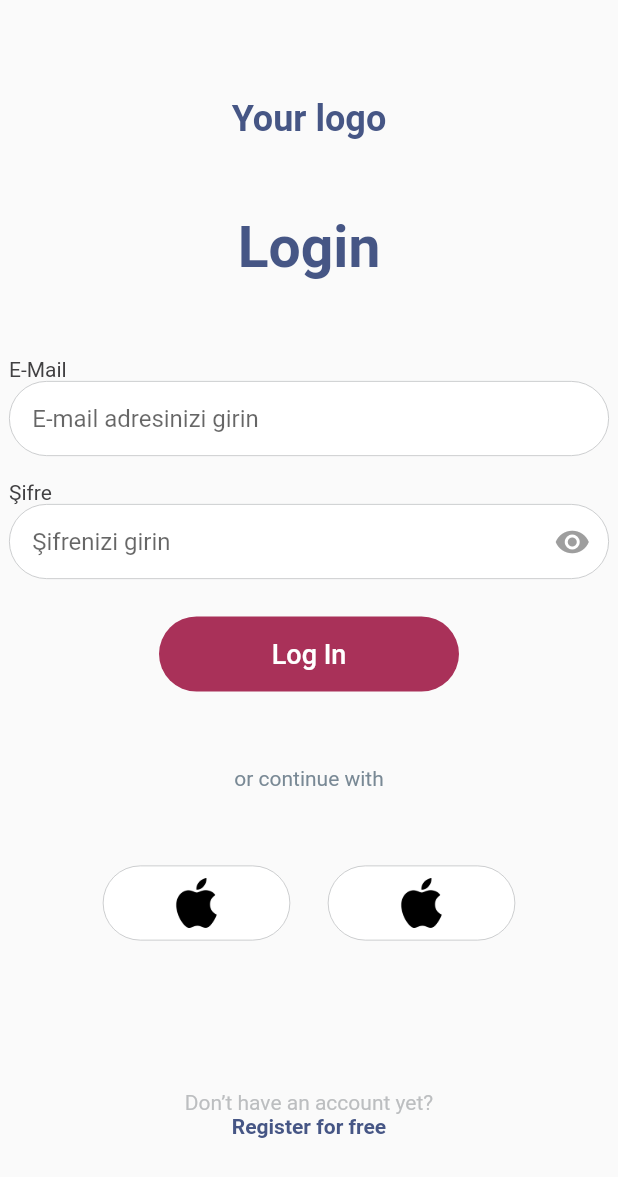
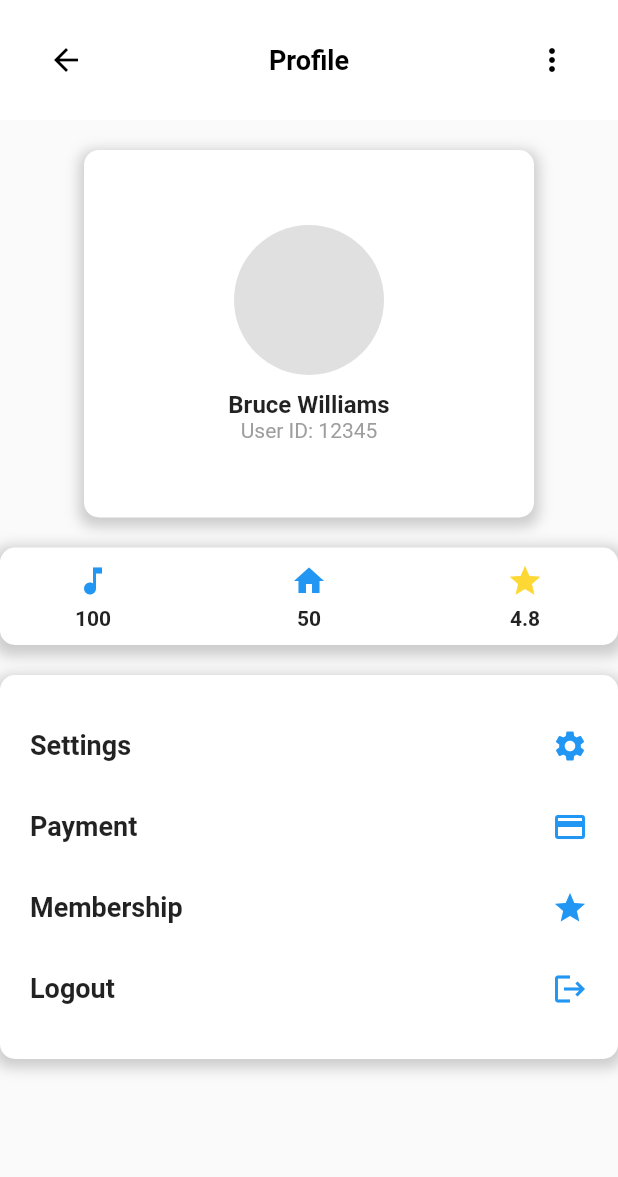
Before and after one commit to erkanrcelik/choosicbox, a Flutter app: the screen it shows after launch, on a phone screen of 412 x 824 dp. Shown: the top 1177 px of the screen. Run offline on Flutter 3.47's test engine with Material 2 defaults, Android fonts, the phone set to English and light mode, and no system bars; Roboto replaces fonts that are missing (Gilroy).

Commit message:
ana sayfa ve profil sayfasinin taslaklari yazildi..

```diff
--- a/lib/main.dart
+++ b/lib/main.dart
@@ -1,11 +1,13 @@
 import 'package:choosicbox/modules/Login/View/login.dart';
+import 'package:choosicbox/modules/Main/View/home.dart';
+import 'package:choosicbox/modules/Profile/View/profile.dart';
 
 import 'package:flutter/material.dart';
 
 import 'modules/Register/View/register.dart';
 
 void main() {
-  runApp(MyApp(registerScreen: RegisterScreen()));
+  runApp(MyApp(registerScreen: ProfileScreen()));
 }
 
 class MyApp extends StatelessWidget {
@@ -17,7 +19,7 @@ class MyApp extends StatelessWidget {
   @override
   Widget build(BuildContext context) {
     return MaterialApp(
-      home: LoginScreen(),
+      home: ProfileScreen(),
     );
   }
 }
--- /dev/null
+++ b/lib/modules/Main/View/home.dart
@@ -0,0 +1,441 @@
+import 'package:flutter/material.dart';
+
+class HomeScreen extends StatelessWidget {
+  const HomeScreen({Key? key}) : super(key: key);
+  @override
+  Widget build(BuildContext context) {
+    return MaterialApp(
+      home: Scaffold(
+        body: SingleChildScrollView(
+          child: Column(
+            children: [
+              SizedBox(height: 20),
+              locationSection,
+              SizedBox(height: 20),
+              searchSection,
+              SizedBox(height: 20),
+              menuSection,
+              SizedBox(height: 20),
+              nearFromYouSection,
+              SizedBox(height: 20),
+              SingleChildScrollView(
+                scrollDirection: Axis.horizontal,
+                child: storeSection,
+              ),
+              SizedBox(height: 20),
+              bestForYouSection,
+              SizedBox(height: 20),
+              additionalSection,
+            ],
+          ),
+        ),
+      ),
+    );
+  }
+}
+
+Widget locationSection = Container(
+  padding: const EdgeInsets.all(20),
+  child: Row(
+    children: [
+      Expanded(
+        child: Column(
+          crossAxisAlignment: CrossAxisAlignment.start,
+          children: [
+            Container(
+              padding: const EdgeInsets.only(bottom: 8),
+              child: const Text(
+                "Location",
+                style: TextStyle(
+                  fontWeight: FontWeight.bold,
+                ),
+              ),
+            ),
+            Row(
+              children: [
+                Text(
+                  "Current location",
+                  style: TextStyle(
+                    color: Colors.grey[500],
+                  ),
+                ),
+                SizedBox(width: 8),
+                Icon(
+                  Icons.arrow_downward,
+                  color: Colors.blue[500],
+                ),
+              ],
+            ),
+          ],
+        ),
+      ),
+      Spacer(), // Use Spacer to push the notifications icon to the end
+      Icon(
+        Icons.notifications,
+        color: Colors.blue[500],
+      ),
+    ],
+  ),
+);
+Widget searchSection = Container(
+  padding: const EdgeInsets.symmetric(horizontal: 5,vertical: 0),
+  child: Row(
+    children: [
+      Expanded(
+        child: TextField(
+          decoration: InputDecoration(
+            hintText: "Search address, or near you... ",
+            border: OutlineInputBorder(
+              borderRadius: BorderRadius.circular(30),
+            ),
+          ),
+        ),
+      ),
+      SizedBox(width: 8),
+      Icon(
+        Icons.settings,
+        color: Colors.blue[500],
+      ),
+    ],
+  ),
+);
+Widget menuSection = Container(
+  padding: const EdgeInsets.all(20),
+  height: 150, // Adjust the height as needed
+  child: ListView.builder(
+    scrollDirection: Axis.horizontal,
+    itemCount: 5, // Number of stores
+    itemBuilder: (context, index) {
+      return GestureDetector(
+        onTap: () {
+          // Handle the click action here
+        },
+        child: Container(
+          width: 100,
+          padding: const EdgeInsets.symmetric(horizontal: 10),
+          child: Column(
+            children: [
+              Container(
+                width: 80,
+                height: 80,
+                decoration: BoxDecoration(
+                  shape: BoxShape.circle,
+                  color: Colors.grey[300], // Placeholder color
+                ),
+                // You can add an Image widget here to display the store's image
+              ),
+              SizedBox(height: 10),
+              Text(
+                "Store Name",
+                style: TextStyle(
+                  fontWeight: FontWeight.bold,
+                ),
+              ),
+            ],
+          ),
+        ),
+      );
+    },
+  ),
+);
+Widget nearFromYouSection = Container(
+  padding: const EdgeInsets.all(10),
+  child: Row(
+    children: [
+      Expanded(
+        child: Column(
+          crossAxisAlignment: CrossAxisAlignment.start,
+          children: [
+            Container(
+              padding: const EdgeInsets.only(bottom: 8),
+              child: const Text(
+                "Near From You",
+                style: TextStyle(
+                  fontWeight: FontWeight.bold,
+                ),
+              ),
+            ),
+          ],
+        ),
+      ),
+      GestureDetector(
+        onTap: () {
+          // Handle the "See More" action
+        },
+        child: Container(
+          padding: const EdgeInsets.symmetric(horizontal: 10, vertical: 20),
+          child: const Text(
+            "See More",
+            style: TextStyle(
+              color: Colors.blue,
+            ),
+          ),
+        ),
+      ),
+    ],
+  ),
+);
+Widget storeSection = SingleChildScrollView(
+  scrollDirection: Axis.horizontal,
+  child: Container(
+    padding: const EdgeInsets.all(10),
+    child: Row(
+      children: [
+        for (int index = 0; index < 5; index++)
+          Container(
+            margin: const EdgeInsets.only(right: 10),
+            child: GestureDetector(
+              onTap: () {
+                // Handle card click action here
+              },
+              child: Card(
+                elevation: 3,
+                shape: RoundedRectangleBorder(
+                  borderRadius: BorderRadius.circular(10),
+                ),
+                child: Container(
+                  width: 150,
+                  height: 200,
+                  padding: const EdgeInsets.all(10),
+                  child: Column(
+                    crossAxisAlignment: CrossAxisAlignment.start,
+                    children: [
+                      Row(
+                        mainAxisAlignment: MainAxisAlignment.spaceBetween,
+                        children: [
+                          Text(
+                            "Store $index",
+                            style: const TextStyle(
+                              fontWeight: FontWeight.bold,
+                              fontSize: 16,
+                            ),
+                          ),
+                          Icon(
+                            Icons.location_on,
+                            color: Colors.blue[500],
+                          ),
+                        ],
+                      ),
+                      const Spacer(),
+                      Text(
+                        "Address or Description",
+                        style: TextStyle(
+                          color: Colors.grey[500],
+                        ),
+                      ),
+                    ],
+                  ),
+                ),
+              ),
+            ),
+          ),
+      ],
+    ),
+  ),
+);
+Widget bestForYouSection = Container(
+  padding: const EdgeInsets.all(10),
+  child: Row(
+    children: [
+      Expanded(
+        child: Column(
+          crossAxisAlignment: CrossAxisAlignment.start,
+          children: [
+            Container(
+              padding: const EdgeInsets.only(bottom: 8),
+              child: const Text(
+                "Best For You",
+                style: TextStyle(
+                  fontWeight: FontWeight.bold,
+                ),
+              ),
+            ),
+          ],
+        ),
+      ),
+      GestureDetector(
+        onTap: () {
+          // Handle the "See More" action
+        },
+        child: Container(
+          padding: const EdgeInsets.symmetric(horizontal: 10, vertical: 20),
+          child: const Text(
+            "See More",
+            style: TextStyle(
+              color: Colors.blue,
+            ),
+          ),
+        ),
+      ),
+    ],
+  ),
+);
+Widget additionalSection = Container(
+  padding: const EdgeInsets.all(10),
+  child: Column(
+    children: [
+      Row(
+        mainAxisAlignment: MainAxisAlignment.spaceBetween,
+        children: [
+          // First Container (Image Placeholder)
+          Container(
+            width: 80,
+            height: 80,
+            color: Colors.grey[300], // Placeholder color
+          ),
+          // Second Container (Store Name and Distance)
+          Container(
+            width: 200,
+            child: Column(
+              crossAxisAlignment: CrossAxisAlignment.start,
+              children: [
+                Text(
+                  "Store Name",
+                  style: TextStyle(
+                    fontWeight: FontWeight.bold,
+                  ),
+                ),
+                SizedBox(height: 5),
+                Row(
+                  children: [
+                    Text(
+                      "1.5 km", // You can replace this with actual distance
+                      style: TextStyle(
+                        color: Colors.grey[500],
+                      ),
+                    ),
+                    SizedBox(width: 5),
+                    Icon(
+                      Icons.location_on,
+                      color: Colors.blue[500],
+                      size: 18,
+                    ),
+                  ],
+                ),
+              ],
+            ),
+          ),
+          // Third Container (Star Icon)
+          Icon(
+            Icons.star,
+            color: Colors.yellow[600],
+          ),
+          // Fourth Container (Information Icon)
+          Icon(
+            Icons.info_outline,
+            color: Colors.blue[500],
+          ),
+        ],
+      ),
+      SizedBox(height: 10), // Add some spacing between rows
+      Row(
+        mainAxisAlignment: MainAxisAlignment.spaceBetween,
+        children: [
+          // First Container (Image Placeholder)
+          Container(
+            width: 80,
+            height: 80,
+            color: Colors.grey[300], // Placeholder color
+          ),
+          // Second Container (Store Name and Distance)
+          Container(
+            width: 200,
+            child: Column(
+              crossAxisAlignment: CrossAxisAlignment.start,
+              children: [
+                Text(
+                  "Store Name",
+                  style: TextStyle(
+                    fontWeight: FontWeight.bold,
+                  ),
+                ),
+                SizedBox(height: 5),
+                Row(
+                  children: [
+                    Text(
+                      "1.5 km", // You can replace this with actual distance
+                      style: TextStyle(
+                        color: Colors.grey[500],
+                      ),
+                    ),
+                    SizedBox(width: 5),
+                    Icon(
+                      Icons.location_on,
+                      color: Colors.blue[500],
+                      size: 18,
+                    ),
+                  ],
+                ),
+              ],
+            ),
+          ),
+          // Third Container (Star Icon)
+          Icon(
+            Icons.star,
+            color: Colors.yellow[600],
+          ),
+          // Fourth Container (Information Icon)
+          Icon(
+            Icons.info_outline,
+            color: Colors.blue[500],
+          ),
+        ],
+      ), Row(
+        mainAxisAlignment: MainAxisAlignment.spaceBetween,
+        children: [
+          // First Container (Image Placeholder)
+          Container(
+            width: 80,
+            height: 80,
+            color: Colors.grey[300], // Placeholder color
+          ),
+          // Second Container (Store Name and Distance)
+          Container(
+            width: 200,
+            child: Column(
+              crossAxisAlignment: CrossAxisAlignment.start,
+              children: [
+                Text(
+                  "Store Name",
+                  style: TextStyle(
+                    fontWeight: FontWeight.bold,
+                  ),
+                ),
+                SizedBox(height: 5),
+                Row(
+                  children: [
+                    Text(
+                      "1.5 km", // You can replace this with actual distance
+                      style: TextStyle(
+                        color: Colors.grey[500],
+                      ),
+                    ),
+                    SizedBox(width: 5),
+                    Icon(
+                      Icons.location_on,
+                      color: Colors.blue[500],
+                      size: 18,
+                    ),
+                  ],
+                ),
+              ],
+            ),
+          ),
+          // Third Container (Star Icon)
+          Icon(
+            Icons.star,
+            color: Colors.yellow[600],
+          ),
+          // Fourth Container (Information Icon)
+          Icon(
+            Icons.info_outline,
+            color: Colors.blue[500],
+          ),
+        ],
+      ),
+      // Repeat the above Row for a total of 5 rows
+      // You can copy and paste the Row code here to create more rows
+
+    ],
+  ),
+);
--- /dev/null
+++ b/lib/modules/Profile/View/profile.dart
@@ -0,0 +1,250 @@
+import 'package:flutter/cupertino.dart';
+import 'package:flutter/material.dart';
+
+class ProfileScreen extends StatelessWidget {
+  @override
+  Widget build(BuildContext context) {
+    return const Scaffold(
+      appBar: PreferredSize(
+        preferredSize: Size.fromHeight(80.0),
+        child: CustomAppBar(),
+      ),
+      body: SingleChildScrollView(
+        child: Column(
+          children: [
+            SizedBox(height: 20),
+            CustomProfileInfo(),
+            SizedBox(height: 20),
+            CustomStatistics(),
+            SizedBox(height: 20),
+            CustomOptionsContainer()
+            // Add more containers or widgets as needed
+          ],
+        ),
+      ),
+    );
+  }
+}
+
+class CustomAppBar extends StatelessWidget {
+  const CustomAppBar({super.key});
+
+  @override
+  Widget build(BuildContext context) {
+    return Container(
+      padding: const EdgeInsets.all(20),
+      color: Colors.white,
+      child: Row(
+        mainAxisAlignment: MainAxisAlignment.spaceBetween,
+        children: [
+          IconButton(
+            onPressed: () {
+              Navigator.pop(context);
+            },
+            icon: Icon(Icons.arrow_back, color: Colors.black),
+          ),
+          Text(
+            'Profile',
+            style: TextStyle(
+              color: Colors.black,
+              fontWeight: FontWeight.bold,
+              fontSize: 18,
+            ),
+          ),
+          IconButton(
+            onPressed: () {
+              // Handle settings action
+            },
+            icon: Icon(Icons.more_vert, color: Colors.black),
+          ),
+        ],
+      ),
+    );
+  }
+}
+
+class CustomProfileInfo extends StatelessWidget {
+  const CustomProfileInfo({super.key});
+
+  @override
+  Widget build(BuildContext context) {
+    return Container(
+      padding: const EdgeInsets.all(50),
+      decoration: BoxDecoration(
+        color: Colors.white,
+        borderRadius: BorderRadius.circular(10),
+        boxShadow: [
+          BoxShadow(
+            color: Colors.grey.withOpacity(0.5),
+            spreadRadius: 3,
+            blurRadius: 7,
+            offset: Offset(0, 3),
+          ),
+        ],
+      ),
+      child: Column(
+        mainAxisAlignment: MainAxisAlignment.center,
+        children: [
+          Container(
+            width: 200,
+            height: 100,
+            decoration: BoxDecoration(
+              shape: BoxShape.circle,
+              color: Colors.grey[300],
+            ),
+            // You can add an Image widget here to display the user's image
+          ),
+          SizedBox(height: 10),
+          Column(
+            crossAxisAlignment: CrossAxisAlignment.center,
+            children: [
+              const Text(
+                "Bruce Williams",
+                style: TextStyle(
+                  fontWeight: FontWeight.bold,
+                  fontSize: 16,
+                ),
+              ),
+              Text(
+                "User ID: 12345",
+                style: TextStyle(
+                  color: Colors.grey[500],
+                ),
+              ),
+            ],
+          ),
+        ],
+      ),
+    );
+  }
+}
+
+class CustomStatistics extends StatelessWidget {
+  const CustomStatistics({super.key});
+
+  @override
+  Widget build(BuildContext context) {
+    return Container(
+      padding: const EdgeInsets.symmetric(vertical: 10, horizontal: 50),
+      decoration: BoxDecoration(
+        color: Colors.white,
+        borderRadius: BorderRadius.circular(10),
+        boxShadow: [
+          BoxShadow(
+            color: Colors.grey.withOpacity(0.5),
+            spreadRadius: 4,
+            blurRadius: 7,
+            offset: Offset(0, 3),
+          ),
+        ],
+      ),
+      child: Row(
+        mainAxisAlignment: MainAxisAlignment.spaceBetween,
+        children: [
+          const Column(
+            children: [
+              Icon(Icons.music_note, color: Colors.blue),
+              SizedBox(height: 5),
+              Text(
+                "100", // Replace with actual number
+                style: TextStyle(
+                  fontWeight: FontWeight.bold,
+                ),
+              ),
+            ],
+          ),
+          const Column(
+            children: [
+              Icon(Icons.home, color: Colors.blue),
+              SizedBox(height: 5),
+              Text(
+                "50", // Replace with actual number
+                style: TextStyle(
+                  fontWeight: FontWeight.bold,
+                ),
+              ),
+            ],
+          ),
+          Column(
+            children: [
+              Icon(Icons.star, color: Colors.yellow[600]),
+              const SizedBox(height: 5),
+              const Text(
+                "4.8", // Replace with actual number
+                style: TextStyle(
+                  fontWeight: FontWeight.bold,
+                ),
+              ),
+            ],
+          ),
+        ],
+      ),
+    );
+  }
+}
+
+
+class CustomOptionsContainer extends StatelessWidget {
+  const CustomOptionsContainer({super.key});
+
+  @override
+  Widget build(BuildContext context) {
+    return Container(
+      padding: const EdgeInsets.all(20),
+      decoration: BoxDecoration(
+        color: Colors.white,
+        borderRadius: BorderRadius.circular(10),
+        boxShadow: [
+          BoxShadow(
+            color: Colors.grey.withOpacity(0.5),
+            spreadRadius: 3,
+            blurRadius: 7,
+            offset: Offset(0, 3),
+          ),
+        ],
+      ),
+      child: Column(
+        children: [
+          _buildClickableRow("Settings", Icons.settings, () {
+            // Handle settings click
+          }),
+          _buildClickableRow("Payment", Icons.credit_card, () {
+            // Handle payment click
+          }),
+          _buildClickableRow("Membership", Icons.star, () {
+            // Handle membership click
+          }),
+          _buildClickableRow("Logout", Icons.logout, () {
+            // Handle logout click
+          }),
+        ],
+      ),
+    );
+  }
+
+  Widget _buildClickableRow(String title, IconData icon, VoidCallback onTap) {
+    return GestureDetector(
+      onTap: onTap,
+      child: Container(
+        padding: const EdgeInsets.symmetric(vertical: 15),
+        child: Row(
+          mainAxisAlignment: MainAxisAlignment.spaceBetween,
+          children: [
+            Text(
+              title,
+              style: const TextStyle(
+                fontSize: 18,
+                fontWeight: FontWeight.bold,
+              ),
+            ),
+            Icon(
+              icon,
+              size: 24,
+              color: Colors.blue,
+            ),
+          ],
+        ),
+      ),
+    );
+  }
+}
--- a/lib/modules/Register/View/register.dart
+++ b/lib/modules/Register/View/register.dart
@@ -19,7 +19,6 @@ class RegisterScreen extends StatelessWidget {
       child: Scaffold(
         body: Center(
           child: Column(
-
             mainAxisAlignment: MainAxisAlignment.center,
             children: [
               const Text(
--- a/lib/utils/ui/Input/passwordInput/password_input.dart
+++ b/lib/utils/ui/Input/passwordInput/password_input.dart
@@ -26,7 +26,7 @@ class _PasswordInputState extends State<PasswordInput> {
       children: [
         Text(
           widget.labelText,
-          style: TextStyle(
+          style: const TextStyle(
             color: Color(0xFF414042),
             fontSize: 14,
             fontFamily: 'Gilroy',
```
Also changed, not shown: lib/modules/Main/Model/routing.dart (added), lib/modules/Main/ViewModel/routing.dart (added), lib/modules/Profile/Model/routing.dart (added), lib/modules/Profile/ViewModel/routing.dart (added), lib/modules/Search/Model/routing.dart (added), lib/modules/Search/View/search.dart (added), lib/modules/Search/ViewModel/routing.dart (added).
